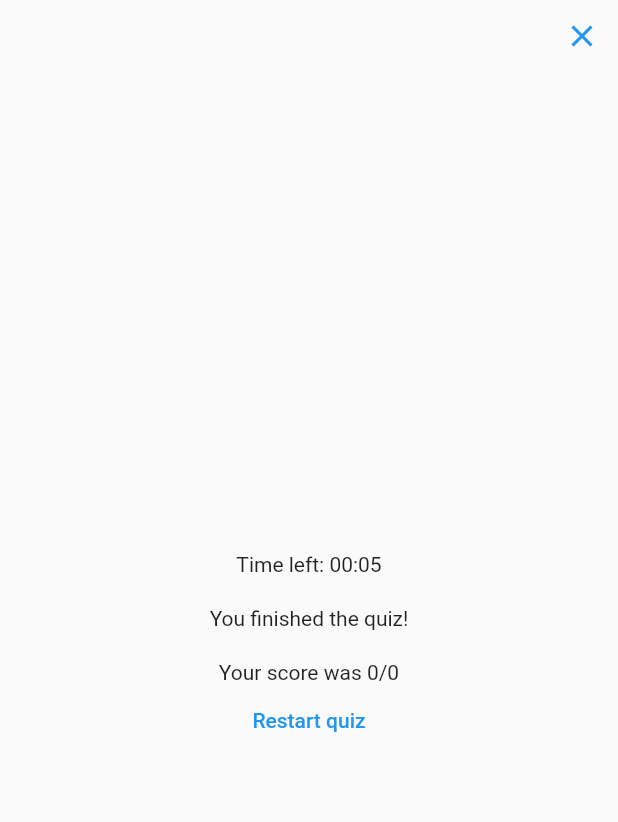
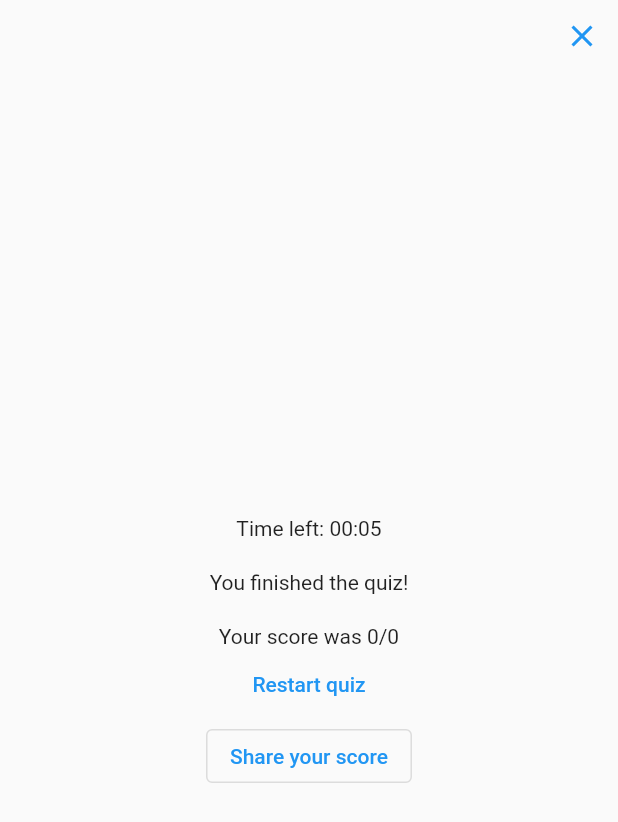
Before and after one commit to fawaz-alesayi/quiz-u, a Flutter app: the QuestionsWidget widget shown alone on an empty page, opened directly with empty values, on a phone screen of 412 x 824 dp. Shown: the top 822 px of the screen. Run offline on Flutter 3.47's test engine with Material 2 defaults, Android fonts, the phone set to English and light mode, and no system bars; our stand-ins replace flutter_form_builder, flutter_riverpod, pin_code_fields, share_plus, shared_preferences; missing offline and left inert: phone_number; accounts and stored records are empty; network calls fail.

Commit message:
implement sharing

```diff
--- a/quiz_u_client/lib/pages/quiz.dart
+++ b/quiz_u_client/lib/pages/quiz.dart
@@ -11,6 +11,7 @@ import 'package:quiz_u_client/models/quiz.dart';
 import 'package:quiz_u_client/models/quizAttempt.dart';
 import 'package:quiz_u_client/pages/home.dart';
 import 'package:quiz_u_client/pages/otp.dart';
+import 'package:share_plus/share_plus.dart';
 import 'package:shared_preferences/shared_preferences.dart';
 
 const QuizDuration = Duration(seconds: 5);
@@ -211,7 +212,15 @@ class _QuestionsWidgetState extends ConsumerState<QuestionsWidget> {
                         onPressed: () {
                           resetQuiz();
                         },
-                        child: Text("Restart quiz"))
+                        child: Text("Restart quiz")),
+                    // Share button
+                    OutlinedButton(
+                      onPressed: () {
+                        Share.share(
+                            "I answered ${score} correct answers in QuizU!");
+                      },
+                      child: Text("Share your score"),
+                    ),
                   ],
                 ),
               ),
--- a/quiz_u_client/pubspec.yaml
+++ b/quiz_u_client/pubspec.yaml
@@ -37,6 +37,7 @@ dependencies:
   pin_code_fields: ^7.4.0
   shared_preferences: ^2.0.15
   http: ^0.13.5
+  share_plus: ^4.4.0
 
 dev_dependencies:
   flutter_test:
```
Also changed, not shown: quiz_u_client/lib/pages/profile.dart (+8 -4 lines), quiz_u_client/pubspec.lock, 5 other files.
